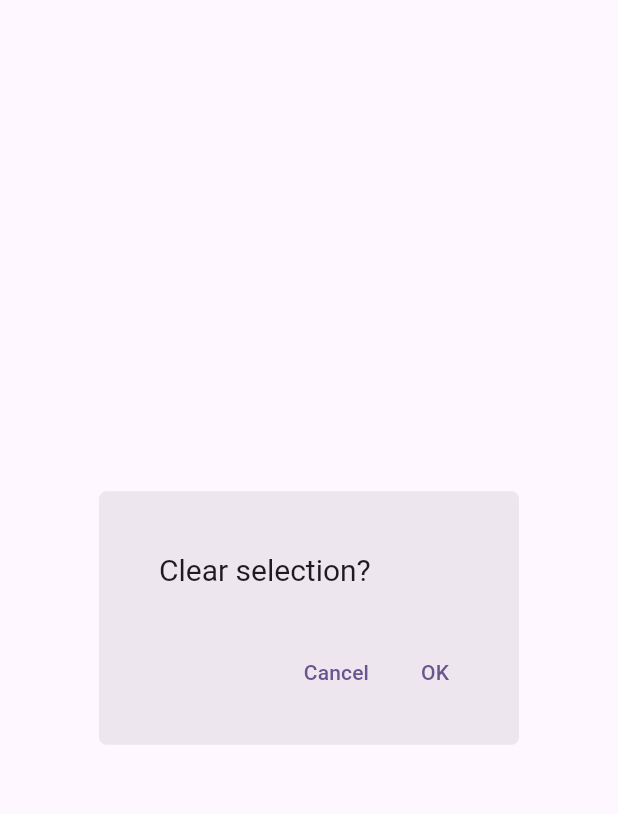
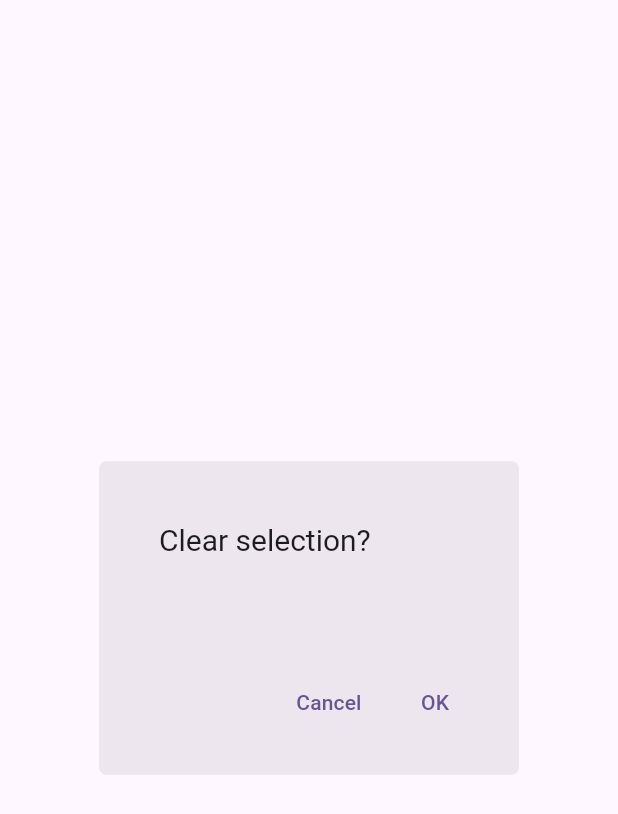
Before and after one commit to BlueTooth4269/budgeteero, a Flutter app: the ConfirmationDialog widget shown alone on an empty page, opened directly, on a phone screen of 412 x 824 dp. Shown: the top 814 px of the screen. Run offline on Flutter 3.47's test engine with Material 2 defaults, Android fonts, the light colour scheme and no system bars; our stand-ins replace currency_text_input_formatter, dart_mappable; missing offline and left inert: flutter_date_pickers; generated files the repository leaves out were written again.

Commit message:
Added subcaptions and to confirmation dialogs and re-spaced buttons. Added deletion check subcaption for recurring transactions.

```diff
--- a/lib/screens/modal/confirmation_dialog.dart
+++ b/lib/screens/modal/confirmation_dialog.dart
@@ -1,11 +1,10 @@
 import 'package:flutter/material.dart';
 
+class ConfirmationDialog extends StatefulWidget {
+  final String caption;
+  final String? subCaption;
 
-class ConfirmationDialog extends StatefulWidget {
-  final String message;
-
-  const ConfirmationDialog(
-      {super.key, required this.message});
+  const ConfirmationDialog({super.key, required this.caption, this.subCaption});
 
   @override
   State<ConfirmationDialog> createState() => _ConfirmationDialogState();
@@ -18,7 +17,13 @@ class _ConfirmationDialogState extends State<ConfirmationDialog> {
       titlePadding: const EdgeInsets.fromLTRB(40, 40, 40, 0),
       elevation: 0,
       shape: RoundedRectangleBorder(borderRadius: BorderRadius.circular(5)),
-      title: Text(widget.message, style: const TextStyle(fontSize: 20)),
+      title: Text(widget.caption, style: const TextStyle(fontSize: 20)),
+      content: widget.subCaption != null
+          ? Padding(
+            padding: const EdgeInsets.only(left: 16.0),
+            child: Text(widget.subCaption!),
+          )
+          : const SizedBox(),
       actions: <Widget>[
         Directionality(
             textDirection: TextDirection.rtl,
@@ -30,6 +35,7 @@ class _ConfirmationDialogState extends State<ConfirmationDialog> {
                   autofocus: true,
                   child: const Text('OK'),
                 ),
+                const SizedBox(width: 5),
                 TextButton(
                   onPressed: () => Navigator.pop(context, false),
                   child: const Text('Cancel'),
--- a/lib/screens/modal/create_recurring_transaction_dialog.dart
+++ b/lib/screens/modal/create_recurring_transaction_dialog.dart
@@ -441,6 +441,7 @@ class _CreateRecurringTransactionDialogState
                 onPressed: () => submitForm(),
                 child: const Text('Submit'),
               ),
+              const SizedBox(width: 5),
               TextButton(
                 onPressed: () => Navigator.pop(context),
                 child: const Text('Cancel'),
--- a/lib/screens/modal/create_transaction_dialog.dart
+++ b/lib/screens/modal/create_transaction_dialog.dart
@@ -246,6 +246,7 @@ class _CreateTransactionDialogState extends State<CreateTransactionDialog> {
                 onPressed: () => submitForm(),
                 child: const Text('Submit'),
               ),
+              const SizedBox(width: 5),
               TextButton(
                 onPressed: () => Navigator.pop(context),
                 child: const Text('Cancel'),
--- a/lib/screens/modal/set_initial_balance_dialog.dart
+++ b/lib/screens/modal/set_initial_balance_dialog.dart
@@ -163,6 +163,7 @@ class _SetInitialBalanceDialogState extends State<SetInitialBalanceDialog> {
                 onPressed: () => submitForm(),
                 child: const Text('Submit'),
               ),
+              const SizedBox(width: 5),
               TextButton(
                 onPressed: () => Navigator.pop(context),
                 child: const Text('Cancel'),
--- a/lib/widgets/layout/transaction_list.dart
+++ b/lib/widgets/layout/transaction_list.dart
@@ -69,7 +69,7 @@ class _TransactionListState extends State<TransactionList> {
     showDialog<bool>(
       context: context,
       builder: (BuildContext context) =>
-          const ConfirmationDialog(message: 'Clear selection?'),
+          const ConfirmationDialog(caption: 'Clear selection?'),
     ).then((confirmed) {
       if (confirmed == true) {
         setState(() => widget.selectedTransactions.clear());
@@ -81,7 +81,7 @@ class _TransactionListState extends State<TransactionList> {
     showDialog<bool>(
       context: context,
       builder: (BuildContext context) =>
-          const ConfirmationDialog(message: 'Delete selected transactions?'),
+          const ConfirmationDialog(caption: 'Delete selected transactions?'),
     ).then((confirmed) {
       if (confirmed == true) {
         widget.deleteTransactions(widget.selectedTransactions);
```
Also changed, not shown: lib/widgets/layout/recurring_transaction_list.dart (+10 -10 lines).
